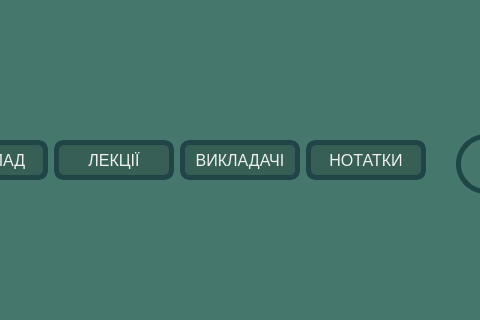
First picture: the form in studly/mainwindowteacher.ui, repository MykytaKa/MVP_Studly_Product, before the edit; both pictures show x 176 to 656 and y 119 to 439 of the 800 by 600 pixel window.
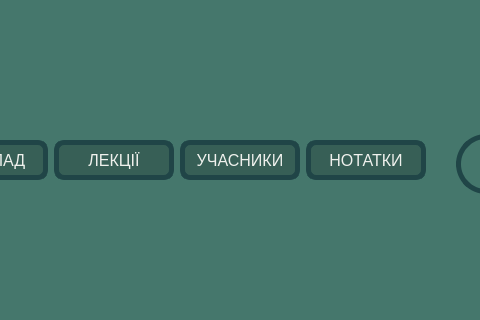
Second picture: the form after the edit.

What changed in the file:
```diff
--- a/studly/mainwindowteacher.ui
+++ b/studly/mainwindowteacher.ui
@@ -217,7 +217,7 @@
 color: rgb(239, 241, 237);</string>
             </property>
             <property name="text">
-             <string>ВИКЛАДАЧІ</string>
+             <string>УЧАСНИКИ</string>
             </property>
            </widget>
           </item>
```
Left out of the diff: 2 changed lines with no effect on the pictures.
